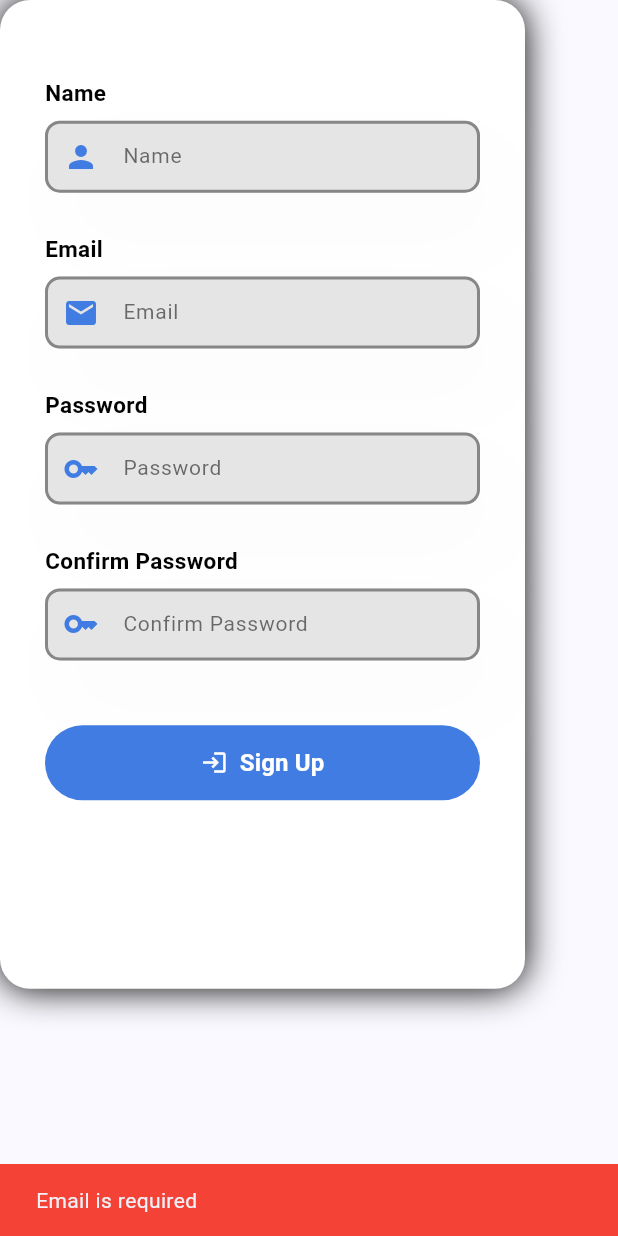
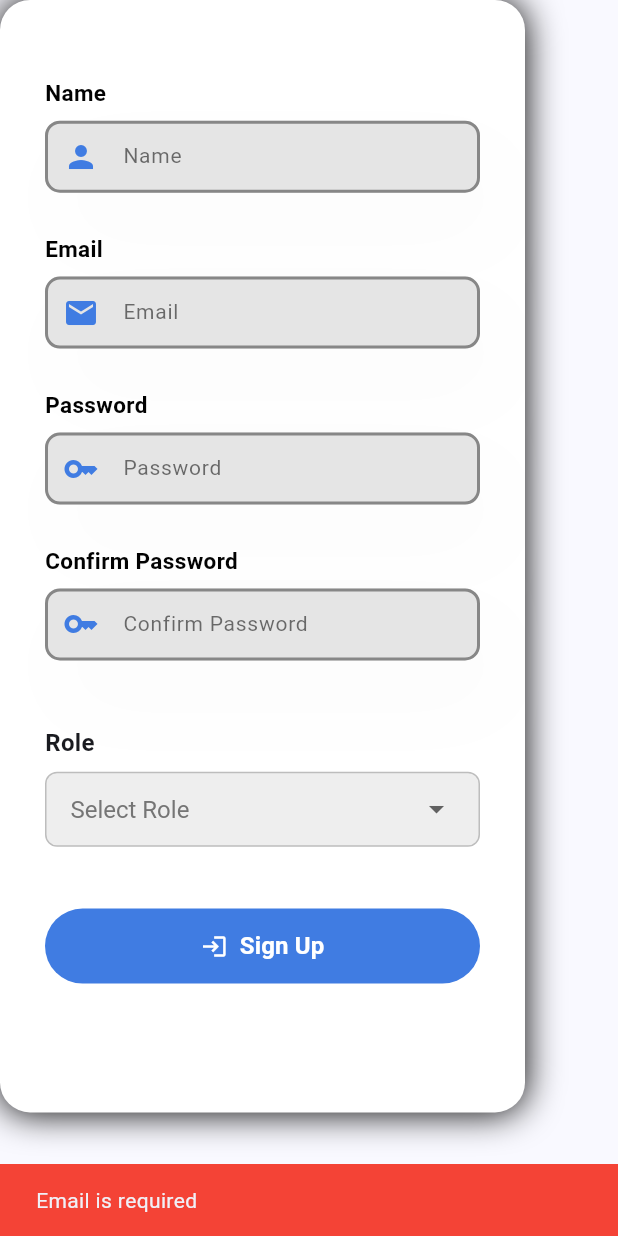
Before and after one commit to SahanWeerasiri/Smart_Holter_Monitor, a Flutter app: the SignupCard widget shown alone on an empty page, opened directly, after a tap on "Sign Up", on a phone screen of 412 x 824 dp. Run offline on Flutter 3.47's test engine with Material 3 defaults, Android fonts, the phone set to English and light mode, and no system bars; our stand-ins replace cloud_firestore, firebase_auth, firebase_core, firebase_database, fl_chart, flutter_dotenv and 3 more; missing offline and left inert: flame, flame_splash_screen; accounts and stored records are empty; network calls fail.

Commit message:
Add signup hospital

```diff
--- a/health_care_web/lib/app/components/cards/signup_card.dart
+++ b/health_care_web/lib/app/components/cards/signup_card.dart
@@ -1,4 +1,5 @@
 import 'package:health_care_web/components/buttons/custom_text_button/custom_text_button.dart';
+import 'package:health_care_web/components/dropdown/CustomDropDown.dart';
 import 'package:health_care_web/components/text_input/text_input_with_leading_icon.dart';
 import 'package:health_care_web/controllers/textController.dart';
 import 'package:flutter/material.dart';
@@ -20,6 +21,7 @@ class _SignupCardState extends State<SignupCard> {
   late final TextStyle textStyleHeading;
   late final TextStyle textStyleTextInputTopic;
   late final TextStyle textStyleInputField;
+  String role = "";
   String msg = "";
 
   @override
@@ -27,7 +29,9 @@ class _SignupCardState extends State<SignupCard> {
     super.initState();
     credentialController = CredentialController();
     textStyleHeading = TextStyle(
-        color: StyleSheet.btnBackground, fontSize: 30, fontWeight: FontWeight.bold);
+        color: StyleSheet.btnBackground,
+        fontSize: 30,
+        fontWeight: FontWeight.bold);
     textStyleTextInputTopic = const TextStyle(
         color: Colors.black, fontSize: 15, fontWeight: FontWeight.bold);
     textStyleInputField = TextStyle(
@@ -68,12 +72,13 @@ class _SignupCardState extends State<SignupCard> {
     ReturnModel result = await auth.createUserWithEmailAndPassword(
         credentialController.name,
         credentialController.username,
-        credentialController.password);
+        credentialController.password,
+        role);
     if (result.state) {
       setState(() {
         msg = result.message;
       });
-      return false;
+      return true;
     }
     setState(() {
       msg = result.message;
@@ -86,7 +91,7 @@ class _SignupCardState extends State<SignupCard> {
         ),
       );
     });
-    return true;
+    return false;
   }
 
   void signUpError() {
@@ -105,13 +110,19 @@ class _SignupCardState extends State<SignupCard> {
     Navigator.pop(context);
   }
 
+  void onDropDownSelected(value) {
+    setState(() {
+      role = value;
+    });
+  }
+
   @override
   Widget build(BuildContext context) {
     AppSizes appSizes = AppSizes();
     appSizes.initSizes(context);
     return SizedBox(
         width: 350,
-        height: AppSizes().getBlockSizeVertical(80),
+        height: AppSizes().getBlockSizeVertical(90),
         child: Container(
           decoration: BoxDecoration(
               color: StyleSheet.uiBackground,
@@ -229,6 +240,13 @@ class _SignupCardState extends State<SignupCard> {
                 SizedBox(
                   height: AppSizes().getBlockSizeVertical(5),
                 ),
+                CustomDropdown(
+                    label: 'Role',
+                    options: ['Doctor', 'Hospital'],
+                    onChanged: onDropDownSelected),
+                SizedBox(
+                  height: AppSizes().getBlockSizeVertical(5),
+                ),
                 CustomTextButton(
                   label: "Sign Up",
                   onPressed: () async {
```
Also changed, not shown: health_care_web/lib/app/components/cards/login_card.dart (+5 -2 lines), health_care_web/lib/services/auth_service.dart (+15 -42 lines), health_care_web/lib/services/firestore_db_service.dart (+20 -0 lines).
